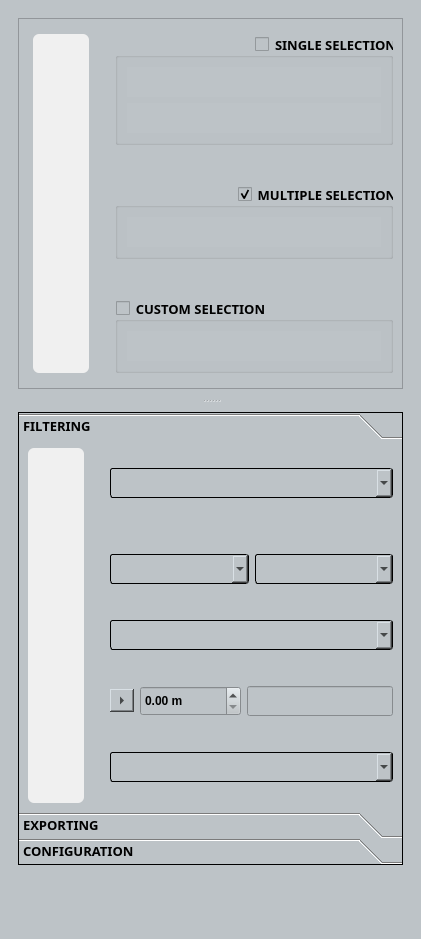
The window that filter_mate_dockwidget_base.ui (sducournau/filter_mate) describes before a commit, drawn with Qt 5.
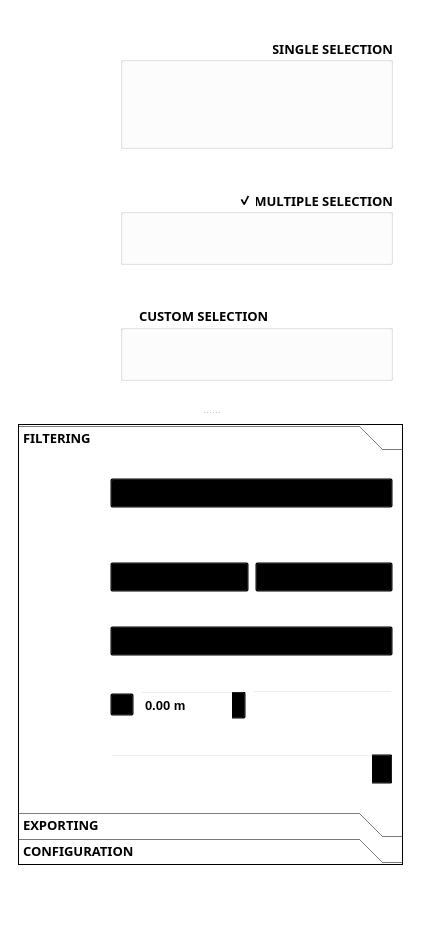
The same window after the commit. Icons and pictures are not drawn. Custom widgets are drawn as their Qt base class.

What changed in the file:
```diff
--- a/filter_mate_dockwidget_base.ui
+++ b/filter_mate_dockwidget_base.ui
@@ -16,7 +16,7 @@
   <property name="minimumSize">
    <size>
     <width>421</width>
-    <height>807</height>
+    <height>600</height>
    </size>
   </property>
   <property name="baseSize">
@@ -246,148 +246,6 @@
   <property name="windowOpacity">
    <double>1.000000000000000</double>
   </property>
-  <property name="styleSheet">
-   <string notr="true">QDockWidget {
-    border: 1px solid white;
-	
-}	
-
-QDockWidget::title {
-    text-align: left; /* align the text to the left */
-    padding-bottom:2px;
-    padding-top:2px;
-    padding-left: 10px;
-}
-
-QDockWidget::close-button, QDockWidget::float-button {
-    border: 1px solid transparent;
-    background: darkgray;
-    padding: 0px;
-}
-
-QDockWidget::close-button:hover, QDockWidget::float-button:hover {
-    background: gray;
-}
-
-QDockWidget::close-button:pressed, QDockWidget::float-button:pressed {
-    padding: 1px -1px -1px 1px;
-}
-
-
-QScrollBar:vertical {
-border: none;
-background: transparent;
-width:10px;
-
-}
-QScrollBar::handle:vertical {
-border: none;
-background: #bdc3c7;
-width:5px;
-
-}
-
-QScrollBar::add-line:vertical {
-background: transparent;
-height: 5px;
-subcontrol-position: bottom;
-subcontrol-origin: margin;
-}
-QScrollBar::sub-line:vertical {
-background: transparent;
-height: 5px;
-subcontrol-position: top;
-subcontrol-origin: margin;
-}
-
-
-
-QgsCheckableComboBox
-{
- background-color:#bdc3c7;
-border: 1px solid black;
-border-radius: 3px;
-padding: 3px 3px 3px 3px;
-color:black;
-
-}
-
-QgsCheckableComboBox:hover
-{
-
-border: 2px solid black;
-
-}
-
-QComboBox QAbstractItemView {
-
-  background: #bdc3c7;
-  selection-background-color: #34495e;
-}
-
-
-QgsCheckableComboBox::indicator {
-    border: 2px solid #bdc3c7;
-    background: none;
-}
-
-
-QgsCheckableComboBox::indicator:checked {
-
-    background: #34495e;
-}
-
-QCheckBox::indicator {
-    border: 2px solid #bdc3c7;
-    background: none;
-}
-
-
-QCheckBox::indicator:checked {
-
-    background: white;
-}
-
-
-QCheckBox:hover
-{
-
-background-color: #2c3e50;
-}
-
-QCheckBox:pressed
-{
-  background-color: #2c3e50;
-	  border: 2px solid black;
-}
-
-QCheckBox:checked
-{
-  background-color: #2c3e50;
-
-}
-
-QCheckBox
-{
-  border: 0px transparent;
-  border-radius: 6px;
- background-color: #bdc3c7;
-padding: 3px 3px 3px 3px;
-}
-
-
-QCheckBox::indicator {
-    border: 0px solid #5A5A5A;
-    background: none;
-}
-
-QTreeView {
-
-padding:0px;
-
-}
-</string>
-  </property>
   <property name="floating">
    <bool>true</bool>
   </property>
@@ -398,12 +256,6 @@
    <string>FilterMate</string>
   </property>
   <widget class="QWidget" name="dockWidgetContents">
-   <property name="styleSheet">
-    <string notr="true">QWidget {
-background: #bdc3c7;
-
-}</string>
-   </property>
    <layout class="QVBoxLayout" name="verticalLayout_5">
     <item>
      <widget class="QSplitter" name="splitter">
@@ -415,9 +267,6 @@
       <property name="cursor">
        <cursorShape>ArrowCursor</cursorShape>
       </property>
-      <property name="styleSheet">
-       <string notr="true"/>
-      </property>
       <property name="frameShape">
        <enum>QFrame::NoFrame</enum>
       </property>
@@ -481,9 +330,6 @@
        <property name="autoFillBackground">
         <bool>false</bool>
        </property>
-       <property name="styleSheet">
-        <string notr="true"/>
-       </property>
        <property name="frameShape">
         <enum>QFrame::Panel</enum>
        </property>
@@ -511,7 +357,7 @@
              <x>0</x>
              <y>0</y>
              <width>383</width>
-             <height>321</height>
+             <height>351</height>
             </rect>
            </property>
            <layout class="QGridLayout" name="gridLayout_2">
@@ -575,13 +421,13 @@
                 </property>
                 <property name="minimumSize">
                  <size>
-                  <width>45</width>
+                  <width>55</width>
                   <height>0</height>
                  </size>
                 </property>
                 <property name="maximumSize">
                  <size>
-                  <width>90</width>
+                  <width>110</width>
                   <height>16777215</height>
                  </size>
                 </property>
@@ -591,14 +437,6 @@
                   <height>0</height>
                  </size>
                 </property>
-                <property name="styleSheet">
-                 <string notr="true">QWidget {
-background: #F0F0F0;
-border-radius:6px;
-padding: 3px 3px 3px 3px;
-color:black;
-}</string>
-                </property>
                 <layout class="QVBoxLayout" name="verticalLayout_9">
                  <item>
                   <layout class="QVBoxLayout" name="verticalLayout_7">
@@ -1050,9 +888,6 @@
                   <property name="cursor">
                    <cursorShape>PointingHandCursor</cursorShape>
                   </property>
-                  <property name="styleSheet">
-                   <string notr="true">QgsCollapsibleGroupBoxBasic::title, QgsCollapsibleGroupBox::title {  subcontrol-origin: margin;  subcontrol-position: top left;  margin-left: 20px;  margin-right: 5px;  left: 0px;  top: 1px;} QgsCollapsibleGroupBoxBasic { border: none; }QgsCollapsibleGroupBoxBasic::title, QgsCollapsibleGroupBox::title {  subcontrol-origin: margin;  subcontrol-position: top left;  margin-left: 20px;  margin-right: 5px;  left: 0px;  top: 1px;}QgsCollapsibleGroupBoxBasic::title, QgsCollapsibleGroupBox::title {  subcontrol-origin: margin;  subcontrol-position: top left;  margin-left: 20px;  margin-right: 5px;  left: 0px;  top: 1px;}QgsCollapsibleGroupBoxBasic::title, QgsCollapsibleGroupBox::title {  subcontrol-origin: margin;  subcontrol-position: top left;  margin-left: 20px;  margin-right: 5px;  left: 0px;  top: 1px;}QgsCollapsibleGroupBoxBasic::title, QgsCollapsibleGroupBox::title {  subcontrol-origin: margin;  subcontrol-position: top left;  margin-left: 20px;  margin-right: 5px;  left: 0px;  top: 1px;}QgsCollapsibleGroupBoxBasic::title, QgsCollapsibleGroupBox::title {  subcontrol-origin: margin;  subcontrol-position: top left;  margin-left: 20px;  margin-right: 5px;  left: 0px;  top: 1px;}QgsCollapsibleGroupBoxBasic::title, QgsCollapsibleGroupBox::title {  subcontrol-origin: margin;  subcontrol-position: top left;  margin-left: 20px;  margin-right: 5px;  left: 0px;  top: 1px;}</string>
-                  </property>
                   <property name="title">
                    <string>SINGLE SELECTION</string>
                   </property>
@@ -1122,36 +957,6 @@
                        <property name="cursor">
                         <cursorShape>IBeamCursor</cursorShape>
                        </property>
-                       <property name="styleSheet">
-                        <string notr="true">QComboBox
-{
- background-color:#bdc3c7;
-border: 1px solid black;
-border-radius: 3px;
-padding: 3px 3px 3px 3px;
-color:black;
-
-}
-
-QComboBox:hover
-{
-
-border: 2px solid black;
-
-}
-
-QComboBox QAbstractItemView {
-
-  background: #bdc3c7;
-  selection-background-color: #34495e;
-	color:black;
-}
-
-
-
-
-</string>
-                       </property>
                        <property name="fetchLimit">
                         <number>10000</number>
                        </property>
@@ -1196,60 +1001,7 @@
                        <property name="cursor">
                         <cursorShape>IBeamCursor</cursorShape>
                        </property>
-                       <property name="styleSheet">
-                        <string notr="true">QgsFieldExpressionWidget
-{
- background-color:#bdc3c7;
-border: 1px solid black;
-border-radius: 3px;
-padding: 3px 3px 3px 3px;
-color:black;
-
-}
-
-QgsFieldExpressionWidget:hover
-{
-
-border: 2px solid black;
-
-}
-
-QgsFieldExpressionWidget QAbstractItemView {
-
-  background: #bdc3c7;
-  selection-background-color: #34495e;
-	color:black;
-}
-
-
-QComboBox
-{
- background-color:#bdc3c7;
-border: 1px solid black;
-border-radius: 3px;
-padding: 3px 3px 3px 3px;
-color:black;
-
-}
-
-QComboBox:hover
-{
-
-border: 2px solid black;
-
-}
-
-QComboBox QAbstractItemView {
-
-  background: #bdc3c7;
-  selection-background-color: #34495e;
-	color:black;
-}
-
-
-</string>
-                       </property>
-                      </widget>
+                       </widget>
                      </item>
                     </layout>
                    </item>
@@ -1297,9 +1049,6 @@
                   <property name="cursor">
                    <cursorShape>PointingHandCursor</cursorShape>
                   </property>
-                  <property name="styleSheet">
-                   <string notr="true">QgsCollapsibleGroupBoxBasic::title, QgsCollapsibleGroupBox::title {  subcontrol-origin: margin;  subcontrol-position: top left;  margin-left: 20px;  margin-right: 5px;  left: 0px;  top: 1px;}QgsCollapsibleGroupBoxBasic::title, QgsCollapsibleGroupBox::title {  subcontrol-origin: margin;  subcontrol-position: top left;  margin-left: 20px;  margin-right: 5px;  left: 0px;  top: 1px;}QgsCollapsibleGroupBoxBasic::title, QgsCollapsibleGroupBox::title {  subcontrol-origin: margin;  subcontrol-position: top left;  margin-left: 20px;  margin-right: 5px;  left: 0px;  top: 1px;}QgsCollapsibleGroupBoxBasic::title, QgsCollapsibleGroupBox::title {  subcontrol-origin: margin;  subcontrol-position: top left;  margin-left: 20px;  margin-right: 5px;  left: 0px;  top: 1px;}QgsCollapsibleGroupBoxBasic::title, QgsCollapsibleGroupBox::title {  subcontrol-origin: margin;  subcontrol-position: top left;  margin-left: 20px;  margin-right: 5px;  left: 0px;  top: 1px;}QgsCollapsibleGroupBoxBasic::title, QgsCollapsibleGroupBox::title {  subcontrol-origin: margin;  subcontrol-position: top left;  margin-left: 20px;  margin-right: 5px;  left: 0px;  top: 1px;}QgsCollapsibleGroupBoxBasic::title, QgsCollapsibleGroupBox::title {  subcontrol-origin: margin;  subcontrol-position: top left;  margin-left: 20px;  margin-right: 5px;  left: 0px;  top: 1px;}</string>
-                  </property>
                   <property name="title">
                    <string>MULTIPLE SELECTION</string>
                   </property>
@@ -1423,9 +1172,6 @@
                   <property name="cursor">
                    <cursorShape>PointingHandCursor</cursorShape>
                   </property>
-                  <property name="styleSheet">
-                   <string notr="true">QgsCollapsibleGroupBoxBasic::title, QgsCollapsibleGroupBox::title {  subcontrol-origin: margin;  subcontrol-position: top left;  margin-left: 20px;  margin-right: 5px;  left: 0px;  top: 1px;} QgsCollapsibleGroupBoxBasic { border: none; }QgsCollapsibleGroupBoxBasic::title, QgsCollapsibleGroupBox::title {  subcontrol-origin: margin;  subcontrol-position: top left;  margin-left: 20px;  margin-right: 5px;  left: 0px;  top: 1px;}QgsCollapsibleGroupBoxBasic::title, QgsCollapsibleGroupBox::title {  subcontrol-origin: margin;  subcontrol-position: top left;  margin-left: 20px;  margin-right: 5px;  left: 0px;  top: 1px;}QgsCollapsibleGroupBoxBasic::title, QgsCollapsibleGroupBox::title {  subcontrol-origin: margin;  subcontrol-position: top left;  margin-left: 20px;  margin-right: 5px;  left: 0px;  top: 1px;}QgsCollapsibleGroupBoxBasic::title, QgsCollapsibleGroupBox::title {  subcontrol-origin: margin;  subcontrol-position: top left;  margin-left: 20px;  margin-right: 5px;  left: 0px;  top: 1px;}QgsCollapsibleGroupBoxBasic::title, QgsCollapsibleGroupBox::title {  subcontrol-origin: margin;  subcontrol-position: top left;  margin-left: 20px;  margin-right: 5px;  left: 0px;  top: 1px;}QgsCollapsibleGroupBoxBasic::title, QgsCollapsibleGroupBox::title {  subcontrol-origin: margin;  subcontrol-position: top left;  margin-left: 20px;  margin-right: 5px;  left: 0px;  top: 1px;}</string>
-                  </property>
                   <property name="title">
                    <string>CUSTOM SELECTION</string>
                   </property>
@@ -1489,60 +1235,7 @@
                        <property name="cursor">
                         <cursorShape>IBeamCursor</cursorShape>
                        </property>
-                       <property name="styleSheet">
-                        <string notr="true">QgsFieldExpressionWidget
-{
- background-color:#bdc3c7;
-border: 1px solid black;
-border-radius: 3px;
-padding: 3px 3px 3px 3px;
-color:black;
-
-}
-
-QgsFieldExpressionWidget:hover
-{
-
-border: 2px solid black;
-
-}
-
-QgsFieldExpressionWidget QAbstractItemView {
-
-  background: #bdc3c7;
-  selection-background-color: #34495e;
-	color:black;
-}
-
-
-QComboBox
-{
- background-color:#bdc3c7;
-border: 1px solid black;
-border-radius: 3px;
-padding: 3px 3px 3px 3px;
-color:black;
-
-}
-
-QComboBox:hover
-{
-
-border: 2px solid black;
-
-}
-
-QComboBox QAbstractItemView {
-
-  background: #bdc3c7;
-  selection-background-color: #34495e;
-	color:black;
-}
-
-
-</string>
-                       </property>
-                      </widget>
+                       </widget>
                      </item>
                     </layout>
                    </item>
@@ -1605,9 +1298,6 @@
        <property name="layoutDirection">
         <enum>Qt::LeftToRight</enum>
        </property>
-       <property name="styleSheet">
-        <string notr="true"/>
-       </property>
        <property name="frameShape">
         <enum>QFrame::NoFrame</enum>
        </property>
@@ -1637,7 +1327,7 @@
             <property name="maximumSize">
              <size>
               <width>16777215</width>
-              <height>500</height>
+              <height>700</height>
              </size>
             </property>
             <property name="baseSize">
@@ -1657,9 +1347,6 @@
             <property name="cursor">
              <cursorShape>PointingHandCursor</cursorShape>
             </property>
-            <property name="styleSheet">
-             <string notr="true"/>
-            </property>
             <property name="frameShape">
              <enum>QFrame::Panel</enum>
             </property>
@@ -1675,7 +1362,7 @@
                <x>0</x>
                <y>0</y>
                <width>381</width>
-               <height>394</height>
+               <height>363</height>
               </rect>
              </property>
              <attribute name="icon">
@@ -1696,13 +1383,13 @@
                 </property>
                 <property name="minimumSize">
                  <size>
-                  <width>45</width>
+                  <width>55</width>
                   <height>0</height>
                  </size>
                 </property>
                 <property name="maximumSize">
                  <size>
-                  <width>90</width>
+                  <width>110</width>
                   <height>16777215</height>
                  </size>
                 </property>
@@ -1712,14 +1399,6 @@
                   <height>0</height>
                  </size>
                 </property>
-                <property name="styleSheet">
-                 <string notr="true">QWidget {
-background: #F0F0F0;
-border-radius:6px;
-padding: 3px 3px 3px 3px;
-color:black;
-}</string>
-                </property>
                 <layout class="QVBoxLayout" name="verticalLayout_10">
                  <item>
                   <layout class="QVBoxLayout" name="verticalLayout_filtering_keys" stretch="0,0,0,0,0,0,0,0,0,0,0">
@@ -2042,7 +1721,7 @@
                         </colorrole>
                         <colorrole role="PlaceholderText">
                          <brush brushstyle="SolidPattern">
-                          <color alpha="255">
+                          <color alpha="128">
                            <red>0</red>
                            <green>0</green>
                            <blue>0</blue>
@@ -2107,7 +1786,7 @@
                         </colorrole>
                         <colorrole role="PlaceholderText">
                          <brush brushstyle="SolidPattern">
-                          <color alpha="255">
+                          <color alpha="128">
                            <red>0</red>
                            <green>0</green>
                            <blue>0</blue>
@@ -2172,7 +1851,7 @@
                         </colorrole>
                         <colorrole role="PlaceholderText">
                          <brush brushstyle="SolidPattern">
-                          <color alpha="255">
+                          <color alpha="128">
                            <red>0</red>
                            <green>0</green>
                            <blue>0</blue>
@@ -2202,9 +1881,6 @@
                      <property name="layoutDirection">
                       <enum>Qt::LeftToRight</enum>
                      </property>
-                     <property name="styleSheet">
-                      <string notr="true"/>
-                     </property>
                      <property name="text">
                       <string/>
                      </property>
@@ -2287,9 +1963,6 @@
                      <property name="layoutDirection">
                       <enum>Qt::LeftToRight</enum>
                      </property>
-                     <property name="styleSheet">
-                      <string notr="true"/>
-                     </property>
                      <property name="text">
                       <string/>
                      </property>
@@ -2420,36 +2093,6 @@
                   <property name="layoutDirection">
                    <enum>Qt::LeftToRight</enum>
                   </property>
-                  <property name="styleSheet">
-                   <string notr="true">QComboBox
-{
- background-color:#bdc3c7;
-border: 1px solid black;
-border-radius: 3px;
-padding: 3px 3px 3px 3px;
-color:black;
-
-}
-
-QComboBox:hover
-{
-
-border: 2px solid black;
-
-}
-
-QComboBox QAbstractItemView {
-
-  background: #bdc3c7;
-  selection-background-color: #34495e;
-	color:black;
-}
-
-
-
-
-</string>
-                  </property>
                   <property name="maxVisibleItems">
                    <number>20</number>
                   </property>
@@ -2547,36 +2190,6 @@
                     <property name="layoutDirection">
                      <enum>Qt::LeftToRight</enum>
                     </property>
-                    <property name="styleSheet">
-                     <string notr="true">QComboBox
-{
- background-color:#bdc3c7;
-border: 1px solid black;
-border-radius: 3px;
-padding: 3px 3px 3px 3px;
-color:black;
-
-}
-
-QComboBox:hover
-{
-
-border: 2px solid black;
-
-}
-
-QComboBox QAbstractItemView {
-
-  background: #bdc3c7;
-  selection-background-color: #34495e;
-	color:black;
-}
-
-
-
-
-</string>
-                    </property>
                     <property name="maxVisibleItems">
                      <number>20</number>
                     </property>
@@ -2638,36 +2251,6 @@
                     <property name="tabletTracking">
                      <bool>true</bool>
                     </property>
-                    <property name="styleSheet">
-                     <string notr="true">QComboBox
-{
- background-color:#bdc3c7;
-border: 1px solid black;
-border-radius: 3px;
-padding: 3px 3px 3px 3px;
-color:black;
-
-}
-
-QComboBox:hover
-{
-
-border: 2px solid black;
-
-}
-
-QComboBox QAbstractItemView {
-
-  background: #bdc3c7;
-  selection-background-color: #34495e;
-	color:black;
-}
-
-
-
-
-</string>
-                    </property>
                     <item>
                      <property name="text">
                       <string/>
@@ -2754,36 +2337,6 @@
                   <property name="layoutDirection">
                    <enum>Qt::LeftToRight</enum>
                   </property>
-                  <property name="styleSheet">
-                   <string notr="true">QComboBox
-{
- background-color:#bdc3c7;
-border: 1px solid black;
-border-radius: 3px;
-padding: 3px 3px 3px 3px;
-color:black;
-
-}
-
-QComboBox:hover
-{
-
-border: 2px solid black;
-
-}
-
-QComboBox QAbstractItemView {
-
-  background: #bdc3c7;
-  selection-background-color: #34495e;
-	color:black;
-}
-
-
-
-
-</string>
-                  </property>
                   <property name="maxVisibleItems">
                    <number>20</number>
                   </property>
@@ -2829,40 +2382,6 @@
                     <property name="layoutDirection">
                      <enum>Qt::RightToLeft</enum>
                     </property>
-                    <property name="styleSheet">
-                     <string notr="true">
-QgsFieldExpressionWidget QAbstractItemView {
-
-  background: #bdc3c7;
-  selection-background-color: #34495e;
-	color:black;
-}
-
-
-QComboBox
-{
- background-color:#bdc3c7;
-border: 1px solid black;
-border-radius: 3px;
-padding: 3px 3px 3px 3px;
-color:black;
-
-}
-
-QComboBox:hover
-{
-
-border: 2px solid black;
-
-}
-
-QComboBox QAbstractItemView {
-
-  background: #bdc3c7;
-  selection-background-color: #34495e;
-	color:black;
-}</string>
-                    </property>
                     <property name="popupMode">
                      <enum>QToolButton::InstantPopup</enum>
                     </property>
@@ -2922,27 +2441,6 @@
                     <property name="layoutDirection">
                      <enum>Qt::LeftToRight</enum>
                     </property>
-                    <property name="styleSheet">
-                     <string notr="true">QgsDoubleSpinBox
-{
- background-color:white;
-border: 1px solid black;
-border-radius: 3px;
-padding: 3px 3px 3px 3px;
-color:black;
-
-}
-
-QgsDoubleSpinBox:hover
-{
-
-border: 2px solid black;
-
-}
-
-
-</string>
-                    </property>
                     <property name="accelerated">
                      <bool>true</bool>
                     </property>
@@ -2999,9 +2497,6 @@
                       <bold>true</bold>
                      </font>
                     </property>
-                    <property name="styleSheet">
-                     <string notr="true"/>
-                    </property>
                     <property name="readOnly">
                      <bool>false</bool>
                     </property>
@@ -3054,36 +2549,6 @@
                     <height>30</height>
                    </size>
                   </property>
-                  <property name="styleSheet">
-                   <string notr="true">QComboBox
-{
- background-color:#bdc3c7;
-border: 1px solid black;
-border-radius: 3px;
-padding: 3px 3px 3px 3px;
-color:black;
-
-}
-
-QComboBox:hover
-{
-
-border: 2px solid black;
-
-}
-
-QComboBox QAbstractItemView {
-
-  background: #bdc3c7;
-  selection-background-color: #34495e;
-	color:black;
-}
-
-
-
-
-</string>
-                  </property>
                   <property name="editable">
                    <bool>true</bool>
                   </property>
@@ -4178,9 +3643,6 @@
          <property name="autoFillBackground">
           <bool>false</bool>
          </property>
-         <property name="styleSheet">
-          <string notr="true"/>
-         </property>
          <property name="text">
           <string/>
          </property>
@@ -4237,9 +3699,6 @@
          <property name="autoFillBackground">
           <bool>false</bool>
          </property>
-         <property name="styleSheet">
-          <string notr="true"/>
-         </property>
          <property name="text">
           <string/>
          </property>
@@ -4337,9 +3796,6 @@
          <property name="autoFillBackground">
           <bool>false</bool>
          </property>
-         <property name="styleSheet">
-          <string notr="true"/>
-         </property>
          <property name="text">
           <string/>
          </property>
```
Left out of the diff: 184 changed lines with no effect on the pictures.
